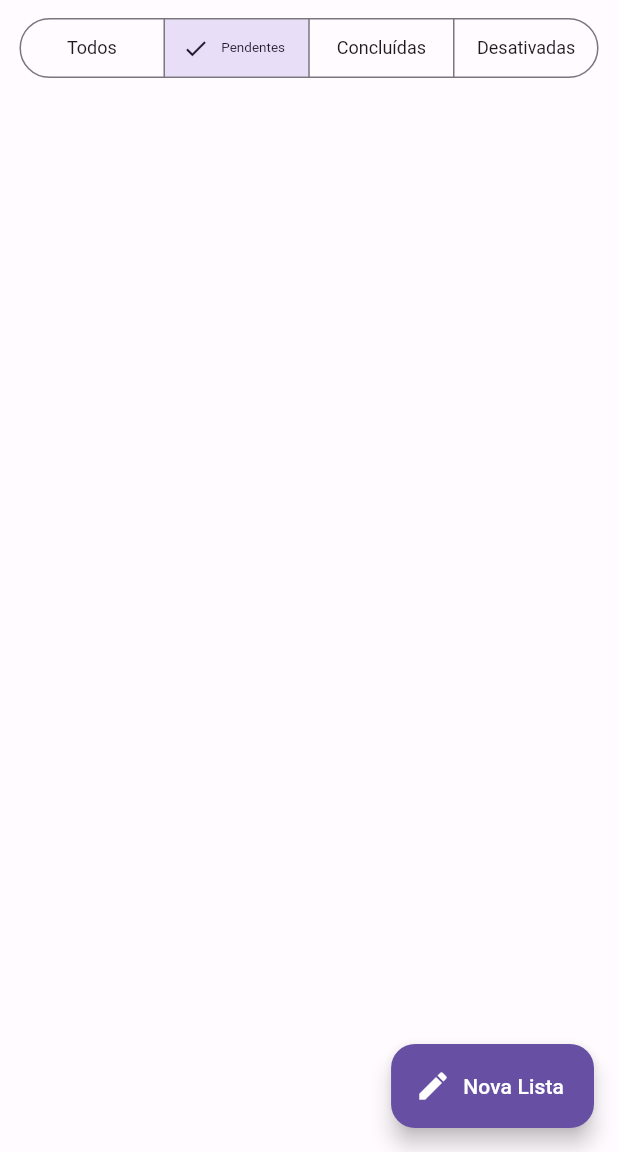
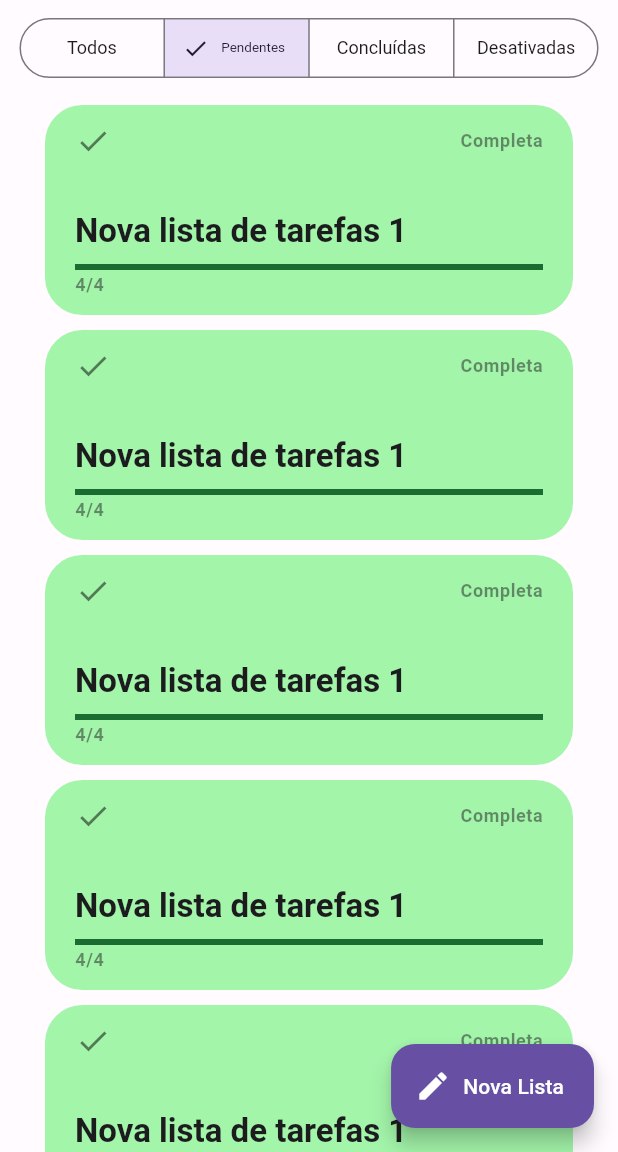
Before and after one commit to Mathvdias/listinha, a Flutter app: the screen it shows after launch, on a phone screen of 412 x 824 dp, the part 84-1236 px from its top. Run offline on Flutter 3.47's test engine with Material 2 defaults, Android fonts, the phone set to English and light mode, and no system bars; our stand-ins replace flutter_modular, realm; generated files the repository leaves out were written again.

Commit message:
feat: add widgets and responsabilities to card

```diff
--- a/app/lib/src/home/home_page.dart
+++ b/app/lib/src/home/home_page.dart
@@ -1,7 +1,10 @@
 import 'package:flutter/material.dart';
-import 'package:listinha/src/home/widgets/custom_drawer.dart';
+import 'package:listinha/src/shared/services/realm/models/task_model.dart';
+import 'package:realm/realm.dart';
 
 import '../shared/widgets/user_image_button.dart';
+import 'widgets/custom_drawer.dart';
+import 'widgets/task_card.dart';
 
 class HomePage extends StatefulWidget {
   const HomePage({super.key});
@@ -25,9 +28,39 @@ class _HomePageState extends State<HomePage> {
         ],
       ),
       body: Center(
-        child: Column(
+        child: Stack(
           children: [
-            Padding(
+            ListView.separated(
+              padding: const EdgeInsets.only(
+                top: 70,
+                left: 30,
+                right: 30,
+                bottom: 200,
+              ),
+              itemCount: 100,
+              itemBuilder: (_, index) {
+                final board = TaskBoard(
+                  Uuid.v4(),
+                  'Nova lista de tarefas 1',
+                  tasks: [
+                    Task(Uuid.v4(), '', completed: true),
+                    Task(Uuid.v4(), '', completed: true),
+                    Task(Uuid.v4(), '', completed: true),
+                    Task(Uuid.v4(), '', completed: true),
+                  ],
+                );
+                return TaskCard(
+                  height: 140,
+                  board: board,
+                );
+              },
+              separatorBuilder: (context, index) {
+                return const SizedBox(height: 10);
+              },
+            ),
+            Align(
+              alignment: Alignment.topCenter,
+              child: Padding(
                 padding: const EdgeInsets.all(8),
                 child: SegmentedButton<int>(
                   segments: const [
@@ -52,6 +85,7 @@ class _HomePageState extends State<HomePage> {
                   onSelectionChanged: (values) {},
                 ),
               ),
+            ),
           ],
         ),
       ),
--- /dev/null
+++ b/app/lib/src/home/widgets/task_card.dart
@@ -0,0 +1,137 @@
+import 'package:flutter/material.dart';
+
+import '../../shared/services/realm/models/task_model.dart';
+
+enum TaskCardStatus {
+  pending(Icons.access_time, 'Pendente'),
+  completed(Icons.check, 'Completa'),
+  disabled(Icons.cancel_outlined, 'Desativada');
+
+  final IconData icon;
+  final String text;
+  const TaskCardStatus(this.icon, this.text);
+}
+
+class TaskCard extends StatelessWidget {
+  final TaskBoard board;
+  final double height;
+  const TaskCard({super.key, required this.board, this.height = 130});
+
+  double getProgress(List<Task> tasks) {
+    if (tasks.isEmpty) return 0;
+    final completes = tasks.where((task) => task.completed).length;
+    return completes / tasks.length;
+  }
+
+  String getProgressText(List<Task> tasks) {
+    final completes = tasks.where((task) => task.completed).length;
+    return '$completes/${tasks.length}';
+  }
+
+  TaskCardStatus getStatus(TaskBoard board, double progress) {
+    if (!board.enable) {
+      return TaskCardStatus.disabled;
+    } else if (progress < 1.0) {
+      return TaskCardStatus.pending;
+    } else {
+      return TaskCardStatus.completed;
+    }
+  }
+
+  Color getBackground(TaskCardStatus status, ThemeData theme) {
+    switch (status) {
+      case TaskCardStatus.pending:
+        return theme.colorScheme.primaryContainer;
+      case TaskCardStatus.completed:
+        return theme.colorScheme.tertiaryContainer;
+      case TaskCardStatus.disabled:
+        return theme.colorScheme.errorContainer;
+    }
+  }
+
+  Color getColor(TaskCardStatus status, ThemeData theme) {
+    switch (status) {
+      case TaskCardStatus.pending:
+        return theme.colorScheme.primary;
+      case TaskCardStatus.completed:
+        return theme.colorScheme.tertiary;
+      case TaskCardStatus.disabled:
+        return theme.colorScheme.error;
+    }
+  }
+
+  @override
+  Widget build(BuildContext context) {
+    final theme = Theme.of(context);
+    final progress = getProgress(board.tasks);
+    final progressText = getProgressText(board.tasks);
+    final title = board.title;
+    final status = getStatus(board, progress);
+
+    final statusText = status.text;
+    final iconData = status.icon;
+
+    final backgroundColor = getBackground(status, theme);
+    final color = getColor(status, theme);
+
+    return Container(
+      height: height,
+      decoration: BoxDecoration(
+        borderRadius: BorderRadius.circular(25),
+        color: backgroundColor,
+      ),
+      padding: const EdgeInsets.symmetric(
+        vertical: 12,
+        horizontal: 20,
+      ),
+      child: Column(
+        crossAxisAlignment: CrossAxisAlignment.start,
+        children: [
+          Row(
+            children: [
+              Icon(
+                iconData,
+                color: theme.iconTheme.color?.withOpacity(0.5),
+              ),
+              const Spacer(),
+              Text(
+                statusText,
+                style: theme.textTheme.bodySmall?.copyWith(
+                  fontWeight: FontWeight.bold,
+                  color: theme.textTheme.bodySmall?.color?.withOpacity(0.5),
+                ),
+              ),
+            ],
+          ),
+          const Spacer(),
+          Text(
+            title,
+            style: theme.textTheme.titleLarge?.copyWith(
+              fontWeight: FontWeight.bold,
+            ),
+          ),
+          const SizedBox(height: 8),
+          if (board.tasks.isNotEmpty)
+            Column(
+              crossAxisAlignment: CrossAxisAlignment.start,
+              mainAxisSize: MainAxisSize.min,
+              children: [
+                LinearProgressIndicator(
+                  color: color,
+                  value: progress,
+                ),
+                const SizedBox(height: 2),
+                Text(
+                  progressText,
+                  style: theme.textTheme.bodySmall?.copyWith(
+                    fontWeight: FontWeight.bold,
+                    color: theme.textTheme.bodySmall?.color?.withOpacity(0.5),
+                  ),
+                ),
+              ],
+            )
+        ],
+      ),
+    );
+  }
+}
```
Also changed, not shown: 1 other file. Lines whose indentation alone changed are shown as unchanged.
